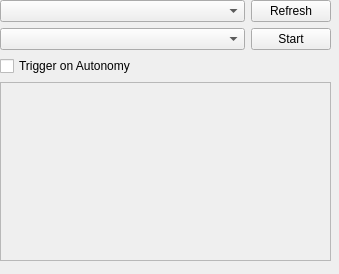
This is riptide_rviz/riptide_rviz/src/BaggingPanel.ui in osu-uwrt/riptide_gui as Qt 5 draws it before an edit. The edited form follows.
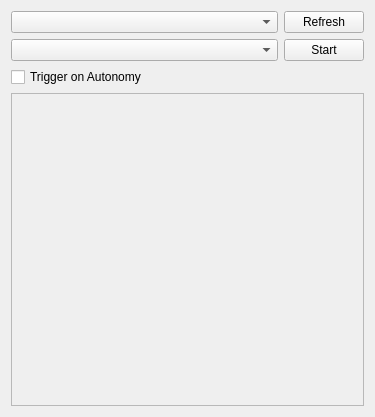
This is the edited form.

Diff of the .ui file:
```diff
--- a/riptide_rviz/riptide_rviz/src/BaggingPanel.ui
+++ b/riptide_rviz/riptide_rviz/src/BaggingPanel.ui
@@ -6,30 +6,40 @@
    <rect>
     <x>0</x>
     <y>0</y>
-    <width>339</width>
-    <height>274</height>
+    <width>375</width>
+    <height>417</height>
    </rect>
   </property>
   <property name="windowTitle">
    <string>Bagging Panel</string>
   </property>
-  <widget class="QWidget" name="verticalLayoutWidget">
-   <property name="geometry">
-    <rect>
-     <x>0</x>
-     <y>0</y>
-     <width>331</width>
-     <height>261</height>
-    </rect>
-   </property>
+  <layout class="QGridLayout" name="gridLayout_2">
+   <item row="0" column="0">
    <layout class="QVBoxLayout" name="verticalLayout">
+     <property name="sizeConstraint">
+      <enum>QLayout::SetDefaultConstraint</enum>
+     </property>
     <item>
      <layout class="QGridLayout" name="gridLayout">
       <item row="1" column="0">
-       <widget class="QComboBox" name="baggingFile"/>
+        <widget class="QComboBox" name="baggingFile">
+         <property name="sizePolicy">
+          <sizepolicy hsizetype="MinimumExpanding" vsizetype="Fixed">
+           <horstretch>0</horstretch>
+           <verstretch>0</verstretch>
+          </sizepolicy>
+         </property>
+        </widget>
       </item>
       <item row="0" column="0">
-       <widget class="QComboBox" name="baggingHost"/>
+        <widget class="QComboBox" name="baggingHost">
+         <property name="sizePolicy">
+          <sizepolicy hsizetype="MinimumExpanding" vsizetype="Fixed">
+           <horstretch>0</horstretch>
+           <verstretch>0</verstretch>
+          </sizepolicy>
+         </property>
+        </widget>
       </item>
       <item row="1" column="1">
        <widget class="QPushButton" name="baggingStart">
@@ -80,15 +90,16 @@
         <rect>
          <x>0</x>
          <y>0</y>
-         <width>327</width>
-         <height>164</height>
+          <width>353</width>
+          <height>302</height>
         </rect>
        </property>
       </widget>
      </widget>
     </item>
    </layout>
-  </widget>
+   </item>
+  </layout>
  </widget>
  <resources/>
  <connections/>
```
Lines whose indentation alone changed are shown as unchanged.
